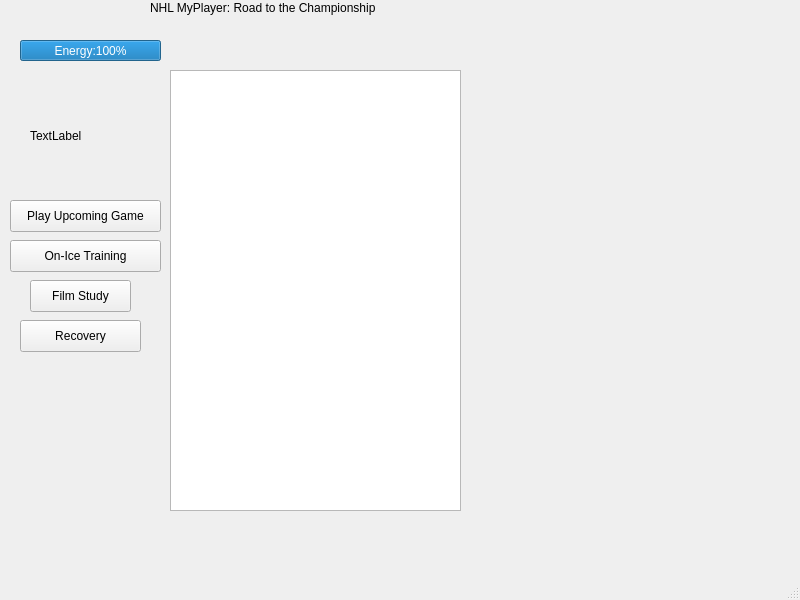
drewborchert-debug/Final_Project, file mainwindow.ui: the form before one commit.
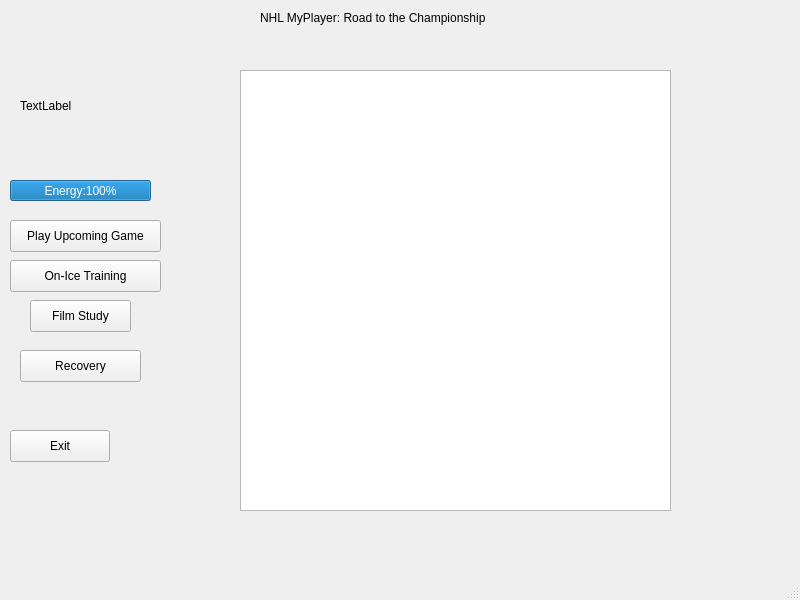
The form after the commit.

The edit to the form file:
```diff
--- a/mainwindow.ui
+++ b/mainwindow.ui
@@ -17,8 +17,8 @@
    <widget class="QProgressBar" name="bar_energy">
     <property name="geometry">
      <rect>
-      <x>20</x>
-      <y>40</y>
+      <x>10</x>
+      <y>180</y>
       <width>141</width>
       <height>21</height>
      </rect>
@@ -34,7 +34,7 @@
     <property name="geometry">
      <rect>
       <x>10</x>
-      <y>200</y>
+      <y>220</y>
       <width>151</width>
       <height>32</height>
      </rect>
@@ -47,7 +47,7 @@
     <property name="geometry">
      <rect>
       <x>10</x>
-      <y>240</y>
+      <y>260</y>
       <width>151</width>
       <height>32</height>
      </rect>
@@ -60,7 +60,7 @@
     <property name="geometry">
      <rect>
       <x>20</x>
-      <y>320</y>
+      <y>350</y>
       <width>121</width>
       <height>32</height>
      </rect>
@@ -72,9 +72,9 @@
    <widget class="QPlainTextEdit" name="txt_log">
     <property name="geometry">
      <rect>
-      <x>170</x>
+      <x>240</x>
       <y>70</y>
-      <width>291</width>
+      <width>431</width>
       <height>441</height>
      </rect>
     </property>
@@ -88,8 +88,8 @@
    <widget class="QLabel" name="label">
     <property name="geometry">
      <rect>
-      <x>150</x>
-      <y>0</y>
+      <x>260</x>
+      <y>10</y>
       <width>271</width>
       <height>16</height>
      </rect>
@@ -102,7 +102,7 @@
     <property name="geometry">
      <rect>
       <x>30</x>
-      <y>280</y>
+      <y>300</y>
       <width>101</width>
       <height>32</height>
      </rect>
@@ -114,8 +114,8 @@
    <widget class="QLabel" name="lbl_stats">
     <property name="geometry">
      <rect>
-      <x>30</x>
-      <y>80</y>
+      <x>20</x>
+      <y>50</y>
       <width>121</width>
       <height>111</height>
      </rect>
@@ -127,6 +127,19 @@
      <bool>true</bool>
     </property>
    </widget>
+   <widget class="QPushButton" name="btn_exit">
+    <property name="geometry">
+     <rect>
+      <x>10</x>
+      <y>430</y>
+      <width>100</width>
+      <height>32</height>
+     </rect>
+    </property>
+    <property name="text">
+     <string>Exit</string>
+    </property>
+   </widget>
   </widget>
   <widget class="QMenuBar" name="menubar">
    <property name="geometry">
```
